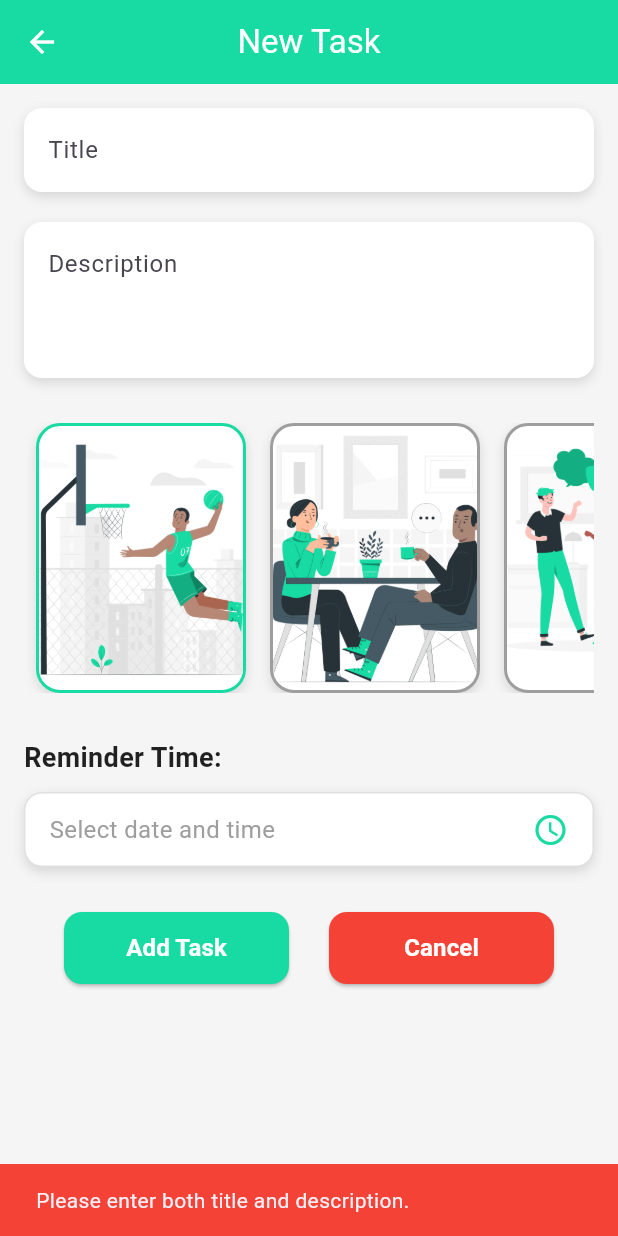
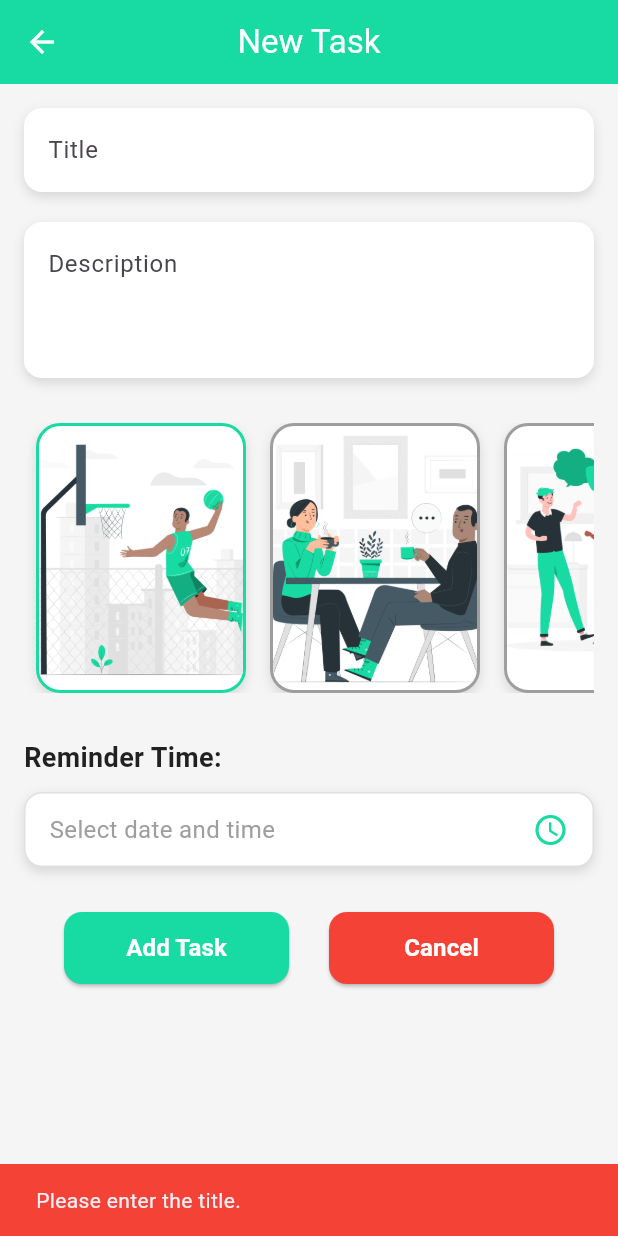
Before and after one commit to spring218/TodoList, a Flutter app: the Add_Screen screen opened directly, after a tap on "Add Task", on a phone screen of 412 x 824 dp. Run offline on Flutter 3.47's test engine with Material 3 defaults, Android fonts, the phone set to English and light mode, and no system bars; our stand-ins replace cloud_firestore, firebase_auth, firebase_core, flutter_local_notifications, flutter_timezone, shared_preferences and 1 more; missing offline and left inert: android_intent_plus; accounts and stored records are empty.

Commit message:
Done app

```diff
--- a/lib/screens/add_task_screen.dart
+++ b/lib/screens/add_task_screen.dart
@@ -287,10 +287,10 @@ class _Add_ScreenState extends State<Add_Screen> {
       mainAxisAlignment: MainAxisAlignment.spaceEvenly,
       children: [
         _customButton("Add Task", custom_green, () async {
-          if (title.text.trim().isEmpty || subtitle.text.trim().isEmpty) {
+          if (title!.text.trim().isEmpty) {
             ScaffoldMessenger.of(context).showSnackBar(
               const SnackBar(
-                content: Text("Please enter both title and description."),
+                content: Text("Please enter the title."),
                 backgroundColor: Colors.red,
               ),
             );
--- a/lib/screens/edit_screen.dart
+++ b/lib/screens/edit_screen.dart
@@ -300,10 +300,10 @@ class _Edit_ScreenState extends State<Edit_Screen> {
       mainAxisAlignment: MainAxisAlignment.spaceEvenly,
       children: [
         _customButton("Save", custom_green, () async {
-          if (title!.text.trim().isEmpty || subtitle!.text.trim().isEmpty) {
+          if (title!.text.trim().isEmpty) {
             ScaffoldMessenger.of(context).showSnackBar(
               const SnackBar(
-                content: Text("Please enter both title and subtitle."),
+                content: Text("Please enter the title."),
                 backgroundColor: Colors.red,
               ),
             );
```
Also changed, not shown: lib/services/notification_service.dart (+43 -24 lines), 1 other file.
